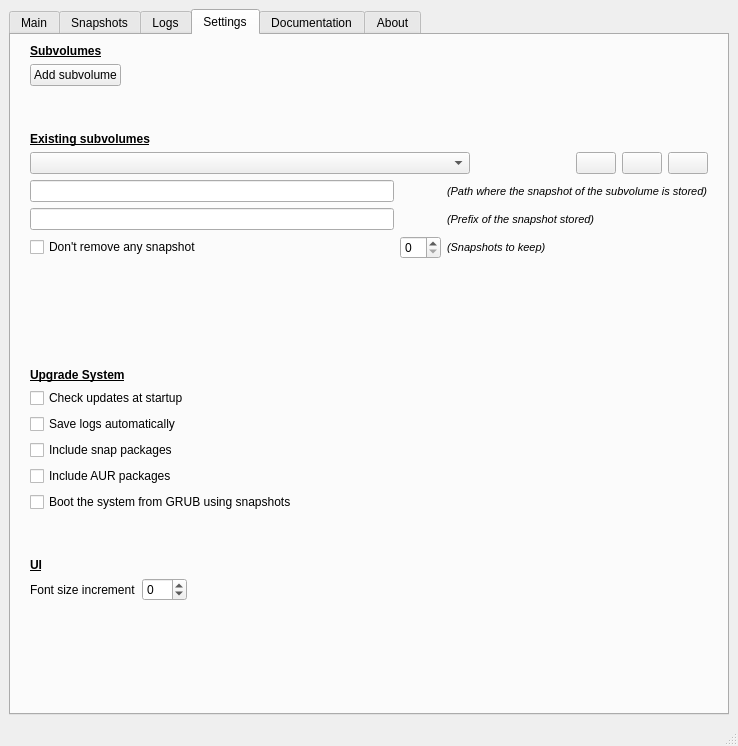
The window that buttermanager/buttermanager/ui/MainWindow.ui (egara/buttermanager) describes before a commit, drawn with Qt 5.
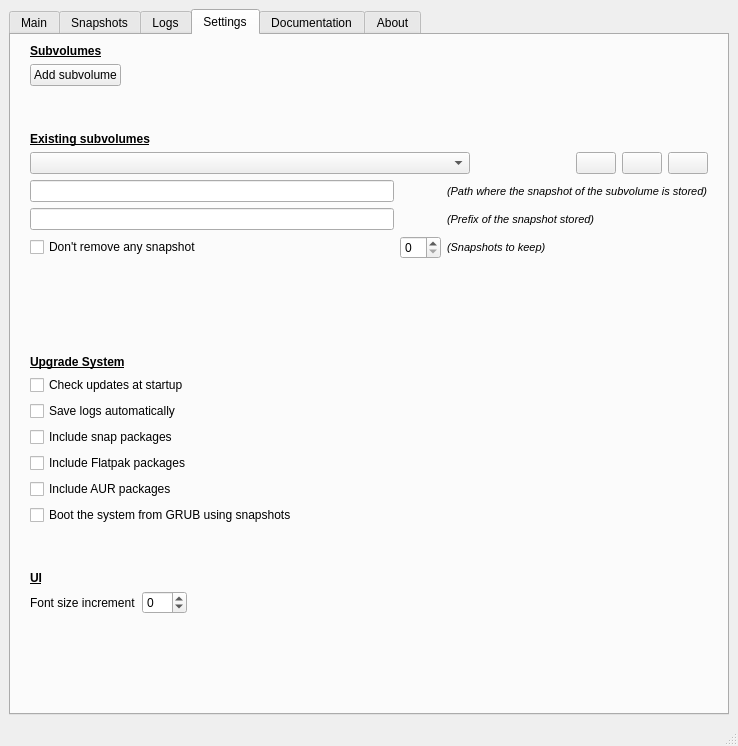
The same window after the commit. The open tabs and pages were chosen to show the change.

Commit message: Adding flatpak support in UI

What changed in the file:
```diff
--- a/buttermanager/buttermanager/ui/MainWindow.ui
+++ b/buttermanager/buttermanager/ui/MainWindow.ui
@@ -1016,6 +1016,13 @@
             </property>
            </widget>
           </item>
+          <item>
+           <widget class="QCheckBox" name="checkbox_flatpak">
+            <property name="text">
+             <string>Include Flatpak packages</string>
+            </property>
+           </widget>
+          </item>
           <item>
            <widget class="QCheckBox" name="checkbox_aur">
             <property name="text">
```
